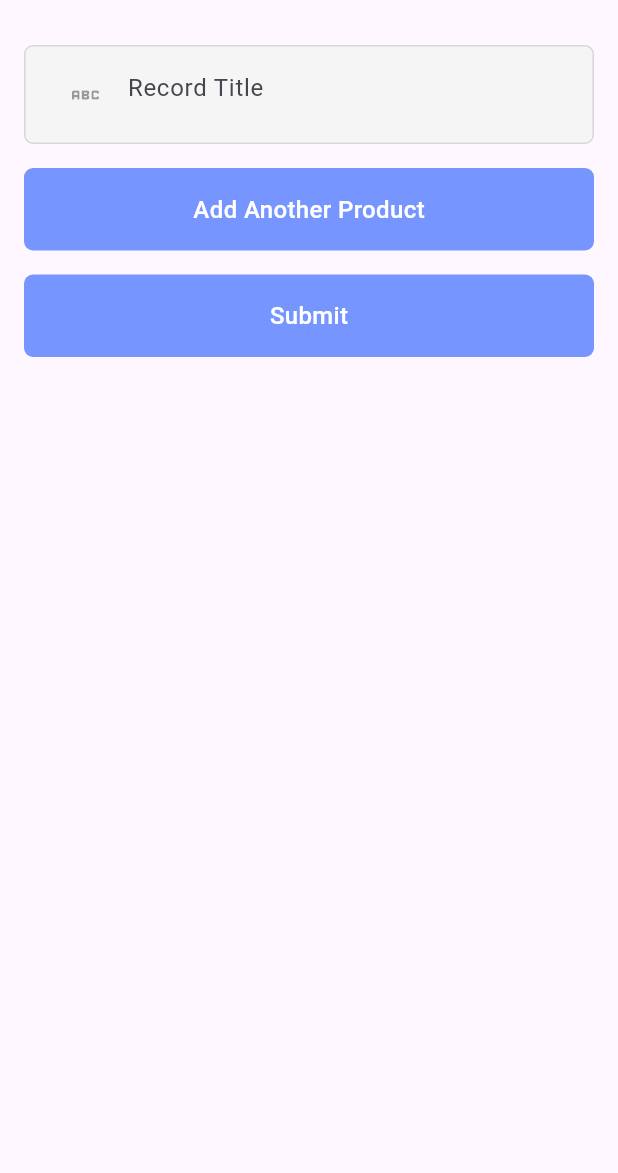
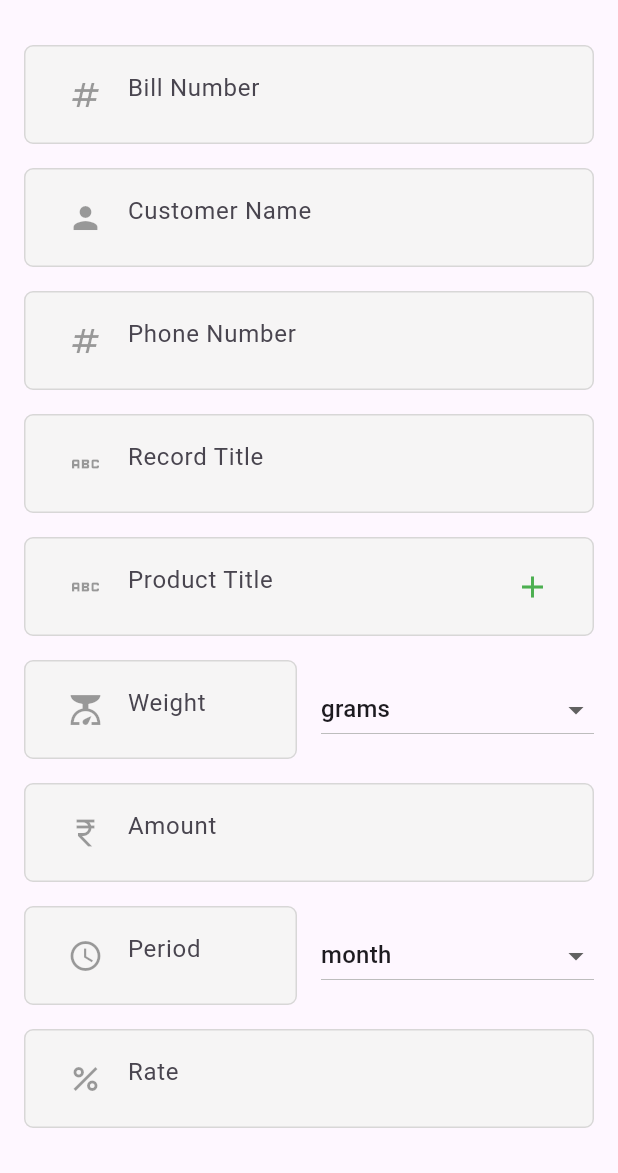
Before and after one commit to digigoldbook/dg-mb-app, a Flutter app: the GoldFAB screen opened by its route, on a phone screen of 412 x 824 dp, the part 63-1236 px from its top. Run offline on Flutter 3.47's test engine with Material 3 defaults, Android fonts, the phone set to English and light mode, and no system bars; our stand-ins replace animated_bottom_navigation_bar, avatar_glow, dio, easy_stepper, equatable, flutter_bloc and 9 more; accounts and stored records are empty; project files that could hold a hidden picture were left out.

```diff
--- a/lib/components/config/app_icons.dart
+++ b/lib/components/config/app_icons.dart
@@ -21,4 +21,5 @@ class AppIcons {
   final IconData visibilityoff = Icons.visibility_off;
   final IconData abc = Icons.abc;
   final IconData notification = Icons.notifications;
+  final IconData delete = Icons.delete;
 }
--- a/lib/components/utils/app_service.dart
+++ b/lib/components/utils/app_service.dart
@@ -90,6 +90,7 @@ class HttpService {
     Map<String, dynamic>? data,
   }) async {
     try {
+      debugPrint(path + data.toString());
       return await _dio.post(path, data: data);
     } catch (e) {
       debugPrint('POST request failed: $e');
--- a/lib/components/widget/text_field_widget.dart
+++ b/lib/components/widget/text_field_widget.dart
@@ -5,6 +5,7 @@ class TextFieldWidget extends StatelessWidget {
   final TextInputType inputType;
   final String hintText;
   final IconData prefixIcon;
+
   final bool? readOnly;
   final bool? isObscureText;
   final Widget? suffix;
--- a/lib/home_screen/utils/services_utils.dart
+++ b/lib/home_screen/utils/services_utils.dart
@@ -24,7 +24,7 @@ final List<Map<String, dynamic>> servicesUtils = [
     "path": "time-estimation-cal",
   },
   {
-    "title": "View Statement",
+    "title": "Statement",
     "description": "Daily Book and record view of table",
     "image": "assets/images/service/agenda.png",
     "color": const Color(0xffF0EBE3),
--- a/lib/shop_screen/features/gold_deposit/widgets/gold_fab.dart
+++ b/lib/shop_screen/features/gold_deposit/widgets/gold_fab.dart
@@ -1,4 +1,5 @@
 import 'package:flutter/material.dart';
+import 'package:flutter_application_1/components/config/app_icons.dart';
 import 'package:gap/gap.dart';
 import '../../../../components/utils/toast_utils.dart';
 import '../../../../components/widget/app_bar.dart';
@@ -14,10 +15,40 @@ class GoldFAB extends StatefulWidget {
 }
 
 class _GoldFABState extends State<GoldFAB> {
+  final TextEditingController _customerName = TextEditingController();
+  final TextEditingController _billNo = TextEditingController();
+  final TextEditingController _contactNo = TextEditingController();
   final TextEditingController _postTitle = TextEditingController();
-  List<ProductFields> productList = [];
+  final TextEditingController _productAmtController = TextEditingController();
+  final TextEditingController _periodController = TextEditingController();
+  final TextEditingController _rateController = TextEditingController();
+  final TextEditingController _weightController = TextEditingController();
+  final TextEditingController _countController = TextEditingController();
+
+  String _periodUnit = 'month';
+  String _weightUnit = 'grams';
+
+  List<ProductFields> productList = [ProductFields()];
   bool _isLoading = false;
   String? _errorMessage;
+
+  @override
+  void dispose() {
+    // Dispose of all controllers
+    _customerName.dispose();
+    _contactNo.dispose();
+    _postTitle.dispose();
+    _billNo.dispose();
+    _productAmtController.dispose();
+    _periodController.dispose();
+    _rateController.dispose();
+    _weightController.dispose();
+    _countController.dispose();
+    for (var product in productList) {
+      product.dispose();
+    }
+    super.dispose();
+  }
 
   @override
   Widget build(BuildContext context) {
@@ -27,7 +58,28 @@ class _GoldFABState extends State<GoldFAB> {
         padding: const EdgeInsets.all(16.0),
         child: ListView(
           children: [
-            // Title for the record
+            TextFieldWidget(
+              controller: _billNo,
+              inputType: TextInputType.text,
+              hintText: "Bill Number",
+              prefixIcon: AppIcons.instance.number,
+            ),
+            const Gap(16),
+            TextFieldWidget(
+              controller: _customerName,
+              inputType: TextInputType.text,
+              hintText: "Customer Name",
+              prefixIcon: AppIcons.instance.person,
+            ),
+            const Gap(16),
+
+            TextFieldWidget(
+              controller: _contactNo,
+              inputType: TextInputType.text,
+              hintText: "Phone Number",
+              prefixIcon: AppIcons.instance.number,
+            ),
+            const Gap(16),
             TextFieldWidget(
               controller: _postTitle,
               inputType: TextInputType.text,
@@ -35,60 +87,109 @@ class _GoldFABState extends State<GoldFAB> {
               prefixIcon: Icons.abc,
             ),
             const Gap(16),
-
-            // List of product sections
             ...List.generate(productList.length, (index) {
-              return Column(
-                crossAxisAlignment: CrossAxisAlignment.start,
+              return Row(
                 children: [
-                  // Product heading (Product 1, Product 2, etc.)
-                  Text(
-                    'Product ${index + 1}',
-                    style: const TextStyle(
-                      fontWeight: FontWeight.bold,
-                      fontSize: 18,
-                    ),
-                  ),
-                  const Gap(8),
-                  // Product title field
-                  TextFieldWidget(
+                  Expanded(
+                    child: TextFieldWidget(
                       controller: productList[index].productTitleController,
                       inputType: TextInputType.text,
                       hintText: "Product Title",
                       prefixIcon: Icons.abc,
+                      // Display + for the last item, and delete for others
+                      suffix: IconButton(
+                        icon: Icon(
+                          index == productList.length - 1
+                              ? Icons.add
+                              : Icons.delete,
+                          color: index == productList.length - 1
+                              ? Colors.green
+                              : Colors.red,
+                        ),
+                        onPressed: index == productList.length - 1
+                            ? () {
+                                // Add a new field when + is clicked
+                                setState(() {
+                                  productList.add(ProductFields());
+                                });
+                              }
+                            : productList.length > 1
+                                ? () {
+                                    // Remove the field if there are more than one
+                                    setState(() {
+                                      productList.removeAt(index);
+                                    });
+                                  }
+                                : null, // Disable delete if it's the only field
+                      ),
+                    ),
+                  ),
+                ],
+              );
+            }),
+
+            const Gap(16),
+
+            Row(
+              children: [
+                Expanded(
+                  child: TextFieldWidget(
+                    controller: _weightController,
+                    inputType: TextInputType.number,
+                    hintText: "Weight",
+                    prefixIcon: Icons.scale,
+                  ),
+                ),
+                const Gap(16),
+                Expanded(
+                  child: DropdownButton<String>(
+                    isExpanded: true,
+                    value: _weightUnit,
+                    onChanged: (String? newValue) {
+                      setState(() {
+                        _weightUnit = newValue!;
+                      });
+                    },
+                    items: <String>['grams', 'tola', 'lal', 'rathi']
+                        .map<DropdownMenuItem<String>>((String value) {
+                      return DropdownMenuItem<String>(
+                        value: value,
+                        child: Text(value),
+                      );
+                    }).toList(),
+                  ),
+                ),
+              ],
             ),
             const Gap(16),
 
-                  // Product amount field
+            // Common fields for all products (outside the dynamic product section)
             TextFieldWidget(
-                    controller: productList[index].productAmtController,
+              controller: _productAmtController,
               inputType: TextInputType.number,
               hintText: "Amount",
               prefixIcon: Icons.currency_rupee_sharp,
             ),
             const Gap(16),
 
-                  // Row for period and period unit
             Row(
               children: [
-                      // Period field
                 Expanded(
                   child: TextFieldWidget(
-                          controller: productList[index].periodController,
+                    controller: _periodController,
                     inputType: TextInputType.number,
                     hintText: "Period",
                     prefixIcon: Icons.watch_later_outlined,
                   ),
                 ),
                 const Gap(16),
-                      // Dropdown for period unit
                 Expanded(
                   child: DropdownButton<String>(
                     isExpanded: true,
-                          value: productList[index].periodUnit,
+                    value: _periodUnit,
                     onChanged: (String? newValue) {
                       setState(() {
-                              productList[index].periodUnit = newValue!;
+                        _periodUnit = newValue!;
                       });
                     },
                     items: <String>['month', 'year']
@@ -104,54 +205,30 @@ class _GoldFABState extends State<GoldFAB> {
             ),
             const Gap(16),
 
-                  // Product rate field
             TextFieldWidget(
-                    controller: productList[index].rateController,
+              controller: _rateController,
               inputType: TextInputType.number,
               hintText: "Rate",
               prefixIcon: Icons.percent,
             ),
             const Gap(16),
 
-                  // Delete button for each product
-                  Align(
-                    alignment: Alignment.centerRight,
-                    child: IconButton(
-                      icon: const Icon(Icons.delete, color: Colors.red),
-                      onPressed: () {
-                        setState(() {
-                          productList.removeAt(index);
-                        });
-                      },
-                    ),
-                  ),
-                  const Divider(),
-                ],
-              );
-            }),
-
-            // Add Another Product button
-            BtnWidget(
-              btnText: "Add Another Product",
-              onTap: () {
-                setState(() {
-                  productList.add(ProductFields());
-                });
-              },
+            TextFieldWidget(
+              controller: _countController,
+              inputType: TextInputType.number,
+              hintText: "Count",
+              prefixIcon: Icons.format_list_numbered,
             ),
             const Gap(16),
 
-            // Main submit button for the entire form
+            // Submit Button
             BtnWidget(
               btnText: "Submit",
-              onTap: () {
-                _submitForm();
-              },
+              onTap: _submitForm,
             ),
-            if (_isLoading)
-              const Center(
-                child: CircularProgressIndicator(),
-              ),
+
+            if (_isLoading) const Center(child: CircularProgressIndicator()),
+
             if (_errorMessage != null)
               Padding(
                 padding: const EdgeInsets.only(top: 16.0),
@@ -173,28 +250,39 @@ class _GoldFABState extends State<GoldFAB> {
     });
 
     final postTitle = _postTitle.text;
-
     final items = productList.map((product) {
       return {
-        'product_title': product.productTitleController.text,
-        'product_amt':
-            double.tryParse(product.productAmtController.text) ?? 0.0,
-        'period': int.tryParse(product.periodController.text) ?? 0,
-        'period_unit': product.periodUnit, // Use the selected period unit
-        'rate': double.tryParse(product.rateController.text) ?? 0.0,
+        'item': product.productTitleController.text,
       };
     }).toList();
 
     final requestBody = {
-      'userId': 3,
-      'post_title': postTitle,
-      'items': items,
+      'product_name': postTitle,
+      'product_title': items,
+      'shop_id': 14,
+      'customer_name': _customerName.text,
+      'customer_contact': _contactNo.text,
+      'bank_bone_number': "",
+      'product_amount': double.tryParse(_productAmtController.text) ?? 0.0,
+      'product_rate': double.tryParse(_rateController.text) ?? 0.0,
+      'duration': int.tryParse(_periodController.text) ?? 0,
+      'duration_unit': _periodUnit,
+      'item_count': int.tryParse(_countController.text) ?? 0,
+      'product_status': 'running',
+      'unique_code': _billNo.text,
     };
 
+    try {
       final goldDepositService = Golddepositservice();
-    try {
-      await goldDepositService.submitGoldDeposit(requestBody);
+      final response = await goldDepositService.submitGoldDeposit(requestBody);
+      if (response.statusCode == 201) {
         showToast("New Record has been added to the book");
+      } else {
+        showToast("$_errorMessage");
+        setState(() {
+          _errorMessage = 'Error ${response.statusCode}: ${response.data}';
+        });
+      }
     } catch (e) {
       setState(() {
         _errorMessage = 'Failed to submit gold deposit: $e';
@@ -207,11 +295,11 @@ class _GoldFABState extends State<GoldFAB> {
   }
 }
 
-// A helper class to maintain product-related controllers
 class ProductFields {
   TextEditingController productTitleController = TextEditingController();
-  TextEditingController productAmtController = TextEditingController();
-  TextEditingController periodController = TextEditingController();
-  TextEditingController rateController = TextEditingController();
-  String periodUnit = 'month'; // Default value
+
+  // Dispose of the controllers when not needed
+  void dispose() {
+    productTitleController.dispose();
   }
+}
--- a/lib/shop_screen/pages/add_shop_page.dart
+++ b/lib/shop_screen/pages/add_shop_page.dart
@@ -44,7 +44,7 @@ class _AddShopPageState extends State<AddShopPage> {
       showToast('Error: $e');
     } finally {
       setState(() {
-        _isLoading = false; // Stop loading
+        _isLoading = false;
       });
     }
   }
```
Also changed, not shown: lib/auth/sign_in/services/sign_in_service.dart (+14 -8 lines), lib/auth/sign_up/services/sign_up_service.dart (+11 -2 lines), lib/shop_screen/features/gold_deposit/model/gold_deposit_model.dart (+77 -43 lines), lib/shop_screen/features/gold_deposit/services/gold_deposite_service.dart (+4 -12 lines), lib/shop_screen/features/gold_deposit/widgets/gold_item_display.dart (+46 -27 lines), lib/shop_screen/services/fetch_shop.dart (+2 -33 lines), lib/shop_screen/widgets/shop_page_delete_widget.dart (+36 -13 lines). Lines whose indentation alone changed are shown as unchanged.
